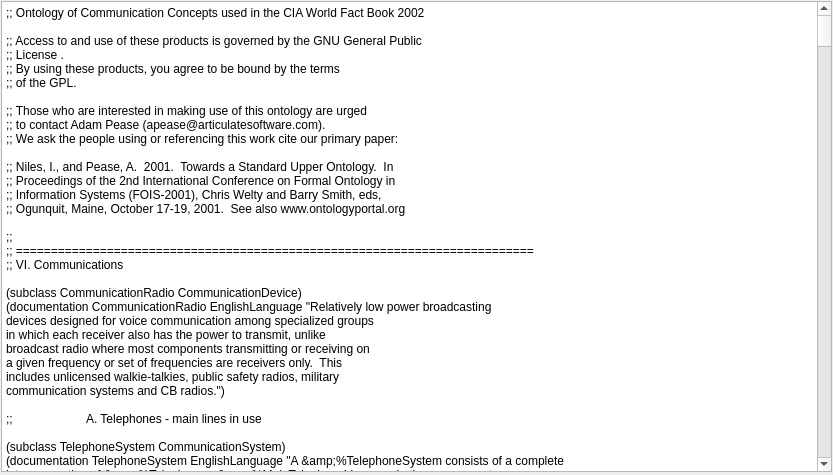
The window that src/pySUMOQt/Designer/TextEditor.ui (pySUMO/pysumo) describes before a commit, drawn with Qt 5.
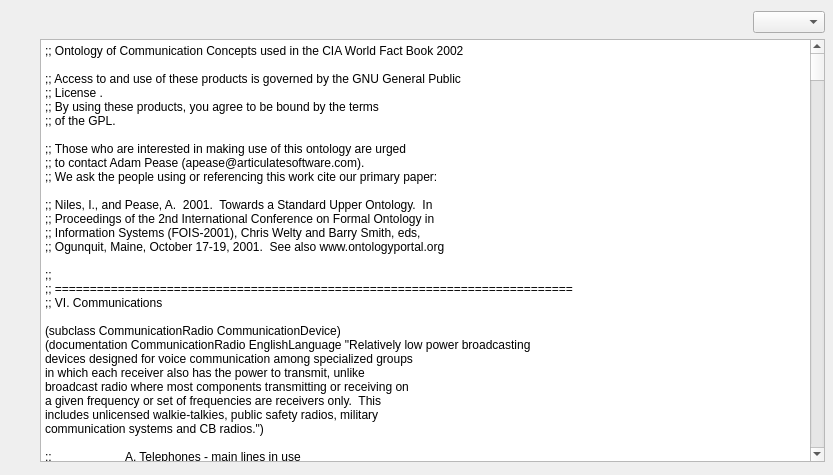
The same window after the commit.

Commit message: Add selector for TextEditor

What changed in the file:
```diff
--- a/src/pySUMOQt/Designer/TextEditor.ui
+++ b/src/pySUMOQt/Designer/TextEditor.ui
@@ -13,17 +13,43 @@
   <property name="windowTitle">
    <string>Form</string>
   </property>
-  <widget class="QWidget" name="layoutWidget">
+  <widget class="QWidget" name="">
    <property name="geometry">
     <rect>
-     <x>1</x>
-     <y>1</y>
-     <width>831</width>
-     <height>471</height>
+     <x>4</x>
+     <y>11</y>
+     <width>821</width>
+     <height>451</height>
     </rect>
    </property>
-   <layout class="QHBoxLayout" name="horizontalLayout">
-    <item>
+   <layout class="QGridLayout" name="gridLayout">
+    <item row="0" column="1">
+     <spacer name="horizontalSpacer">
+      <property name="orientation">
+       <enum>Qt::Horizontal</enum>
+      </property>
+      <property name="sizeHint" stdset="0">
+       <size>
+        <width>40</width>
+        <height>20</height>
+       </size>
+      </property>
+     </spacer>
+    </item>
+    <item row="0" column="2">
+     <widget class="QComboBox" name="ontologySelector"/>
+    </item>
+    <item row="1" column="0">
+     <widget class="QWidget" name="number_bar" native="true">
+      <property name="minimumSize">
+       <size>
+        <width>30</width>
+        <height>0</height>
+       </size>
+      </property>
+     </widget>
+    </item>
+    <item row="1" column="1" colspan="2">
      <widget class="QPlainTextEdit" name="plainTextEdit">
       <property name="minimumSize">
        <size>
```
The commit also changes 2 other files.
